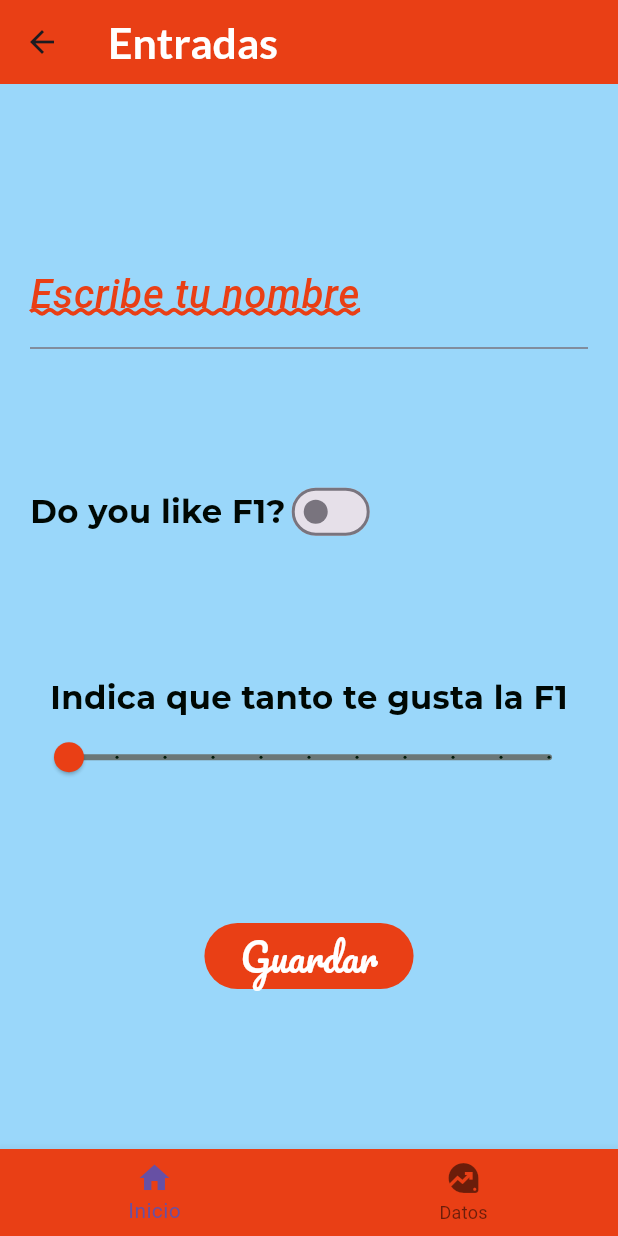
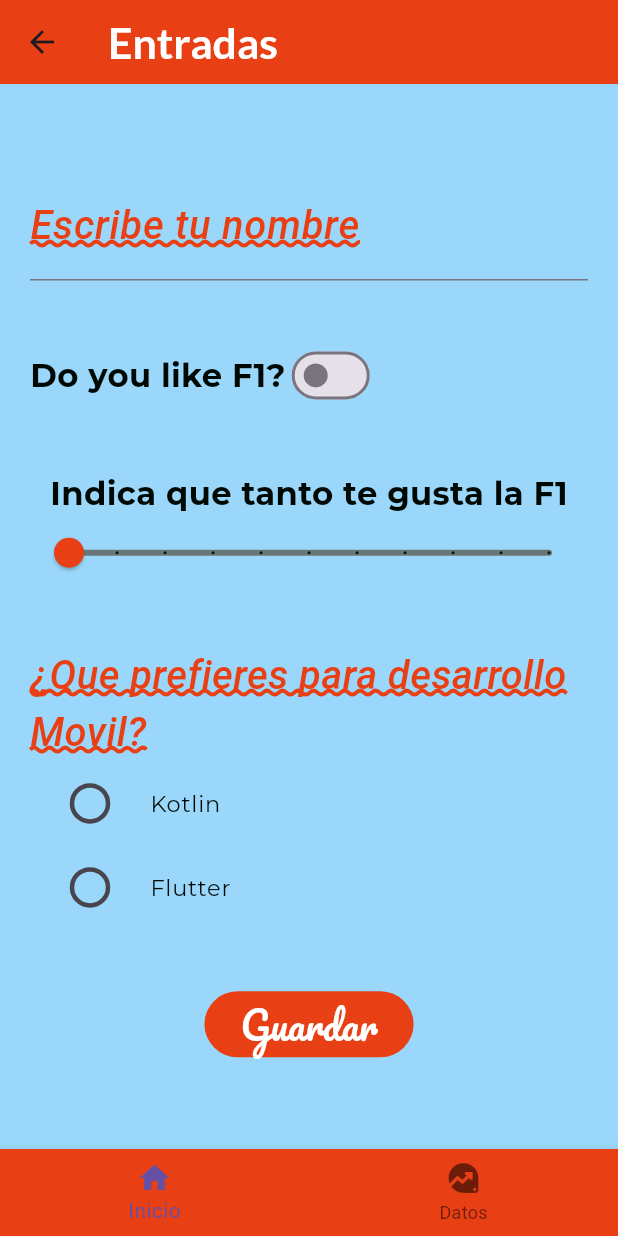
Before and after one commit to jersain28/componentes_flutter, a Flutter app: the InputsScreen screen opened directly, on a phone screen of 412 x 824 dp. Run offline on Flutter 3.47's test engine with Material 3 defaults, Android fonts, the phone set to English and light mode, and no system bars; our stand-ins replace google_fonts, transparent_image; Roboto replaces fonts that are missing (Acme).

```diff
--- a/lib/screens/inputs_screen.dart
+++ b/lib/screens/inputs_screen.dart
@@ -11,6 +11,7 @@ class InputsScreen extends StatefulWidget {
 class _InputsScreenState extends State<InputsScreen> {
   bool switchValue = false; // controlar el widget switch
   double slidervalue = 0.0;
+  int radioSelected = 0;
 
   @override
   Widget build(BuildContext context) {
@@ -26,6 +27,7 @@ class _InputsScreenState extends State<InputsScreen> {
             entradaNombre(),
             entradaSwitch(),
             entradaSlider(),
+            entradasRadio(),
             const ElevatedButton(
                   onPressed: null,
                   child: Text(
@@ -108,4 +110,53 @@ class _InputsScreenState extends State<InputsScreen> {
       ],
     );
   }
+
+  Column entradasRadio(){
+    return Column(
+      children: [
+        Text(
+          '¿Que prefieres para desarrollo Movil?',
+          style: AppTheme.lightTheme.textTheme.headlineLarge,
+        ),
+        ListTile(
+          title: Text(
+            'Kotlin',
+            style: AppTheme.lightTheme.textTheme.bodySmall,
+          ),
+          leading: Transform.scale(
+            scale: 1.5,
+            child: Radio(
+              value: 1,
+              groupValue: radioSelected,
+              onChanged: (value){
+                setState(() {
+                  radioSelected = value!;
+                  print('Seleccion del boton radio: $radioSelected');
+                });
+              },
+            ),
+          ),
+        ),
+        ListTile(
+          title: Text(
+            'Flutter',
+            style: AppTheme.lightTheme.textTheme.bodySmall,
+          ),
+          leading: Transform.scale(
+            scale: 1.5,
+            child: Radio(
+              value: 2,
+              groupValue: radioSelected,
+              onChanged: (value){
+                setState(() {
+                  radioSelected = value!;
+                  print('Seleccion del boton radio: $radioSelected');
+                });
+              },
+            ),
+          ),
+        ),
+      ],
+    );
+  }
 }
```
